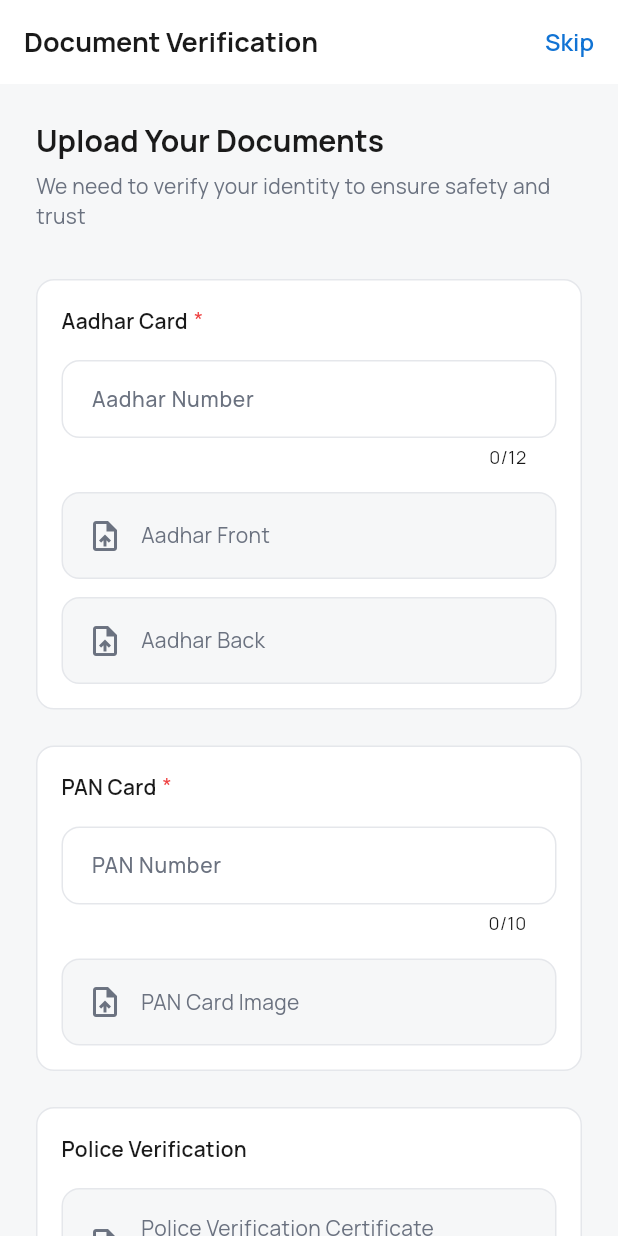
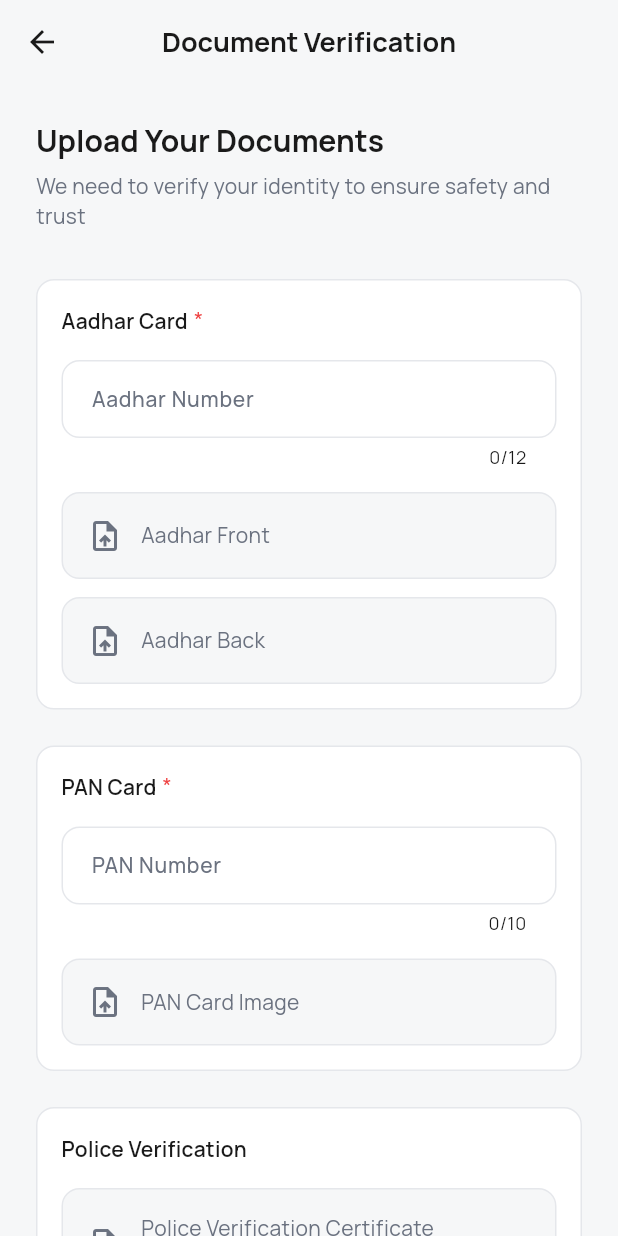
Before and after one commit to gulamudi/HomeGeniePlatform, a Flutter app: the DocumentVerificationScreen screen opened by its route, on a phone screen of 412 x 824 dp. Run offline on Flutter 3.47's test engine with Material 3 defaults, Android fonts, the phone set to English and light mode, and no system bars; our stand-ins replace dio, flutter_local_notifications, flutter_riverpod, freezed_annotation, go_router, google_fonts and 7 more; accounts and stored records are empty; generated files the repository leaves out were written again; network calls fail.

Commit message:
preferences ui

```diff
--- a/homegenie_partner_app/lib/features/onboarding/screens/document_verification_screen.dart
+++ b/homegenie_partner_app/lib/features/onboarding/screens/document_verification_screen.dart
@@ -86,21 +86,20 @@ class _DocumentVerificationScreenState
     return Scaffold(
       backgroundColor: AppTheme.backgroundColor,
       appBar: AppBar(
-        title: const Text('Document Verification'),
-        actions: [
-          TextButton(
-            onPressed: () {
-              context.go(AppConstants.routeProfileSetup);
-            },
-            child: const Text(
-              'Skip',
-              style: TextStyle(
-                fontSize: 16,
-                fontWeight: FontWeight.w600,
-              ),
-            ),
+        backgroundColor: AppTheme.backgroundColor,
+        elevation: 0,
+        centerTitle: true,
+        title: const Text(
+          'Document Verification',
+          style: TextStyle(
+            fontSize: 18,
+            fontWeight: FontWeight.bold,
           ),
-        ],
+        ),
+        leading: IconButton(
+          icon: const Icon(Icons.arrow_back),
+          onPressed: () => Navigator.of(context).pop(),
+        ),
       ),
       body: SafeArea(
         child: SingleChildScrollView(
--- a/homegenie_partner_app/lib/features/preferences/screens/service_preferences_screen.dart
+++ b/homegenie_partner_app/lib/features/preferences/screens/service_preferences_screen.dart
@@ -100,9 +100,8 @@ class _ServicePreferencesScreenState
     final serviceAreasAsync = ref.watch(serviceAreasProvider(null));
 
     return Scaffold(
-      backgroundColor: AppTheme.backgroundColor,
       appBar: AppBar(
-        backgroundColor: Colors.white,
+        backgroundColor: AppTheme.backgroundColor,
         elevation: 0,
         centerTitle: true,
         title: const Text(
@@ -110,11 +109,10 @@ class _ServicePreferencesScreenState
           style: TextStyle(
             fontSize: 18,
             fontWeight: FontWeight.bold,
-            color: AppTheme.textPrimary,
           ),
         ),
         leading: IconButton(
-          icon: const Icon(Icons.arrow_back, color: AppTheme.textPrimary),
+          icon: const Icon(Icons.arrow_back),
           onPressed: () => Navigator.of(context).pop(),
         ),
       ),
```
Also changed, not shown: homegenie_app/lib/features/address/presentation/pages/addresses_page.dart (+14 -1 lines), homegenie_app/lib/features/profile/presentation/pages/edit_profile_page.dart (+15 -1 lines), homegenie_app/lib/features/profile/presentation/pages/language_settings_page.dart (+15 -1 lines), homegenie_app/lib/features/profile/presentation/pages/notifications_settings_page.dart (+15 -1 lines), homegenie_app/lib/features/profile/presentation/pages/payment_methods_page.dart (+15 -1 lines), homegenie_app/lib/features/support/presentation/pages/help_center_page.dart (+15 -1 lines), homegenie_partner_app/lib/features/jobs/screens/job_history_screen.dart (+10 -1 lines), homegenie_partner_app/lib/features/preferences/screens/availability_preferences_screen.dart (+3 -5 lines), homegenie_partner_app/lib/features/profile/screens/support_screen.dart (+14 -1 lines).
